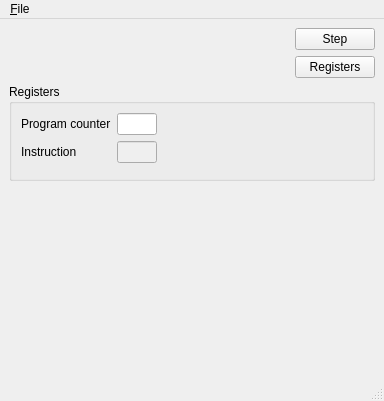
This is ui/ui/MainWindow.ui in mlafroce/avr-avogadro as Qt 5 draws it before an edit. The edited form follows.
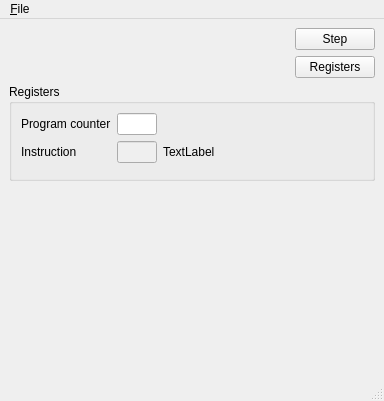
This is the edited form. Custom widgets are drawn as their Qt base class.

Commit message: Resolve #18 added decoded instructions to UI

The edit to the form file:
```diff
--- a/ui/ui/MainWindow.ui
+++ b/ui/ui/MainWindow.ui
@@ -131,6 +131,15 @@
           </widget>
          </item>
          <item row="1" column="2">
+          <layout class="QHBoxLayout" name="horizontalLayout">
+           <item>
+            <widget class="QLabel" name="decodedInstructionLabel">
+             <property name="text">
+              <string>TextLabel</string>
+             </property>
+            </widget>
+           </item>
+           <item>
           <spacer name="horizontalSpacer_4">
            <property name="orientation">
             <enum>Qt::Horizontal</enum>
@@ -142,6 +151,8 @@
             </size>
            </property>
           </spacer>
+           </item>
+          </layout>
          </item>
         </layout>
        </item>
```
Lines whose indentation alone changed are shown as unchanged. The commit also changes 12 other files.
